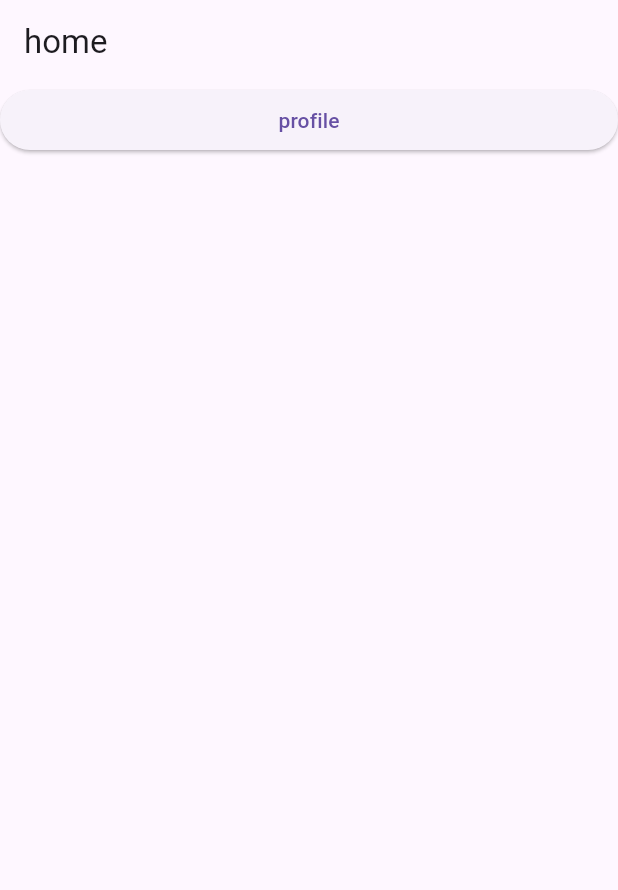
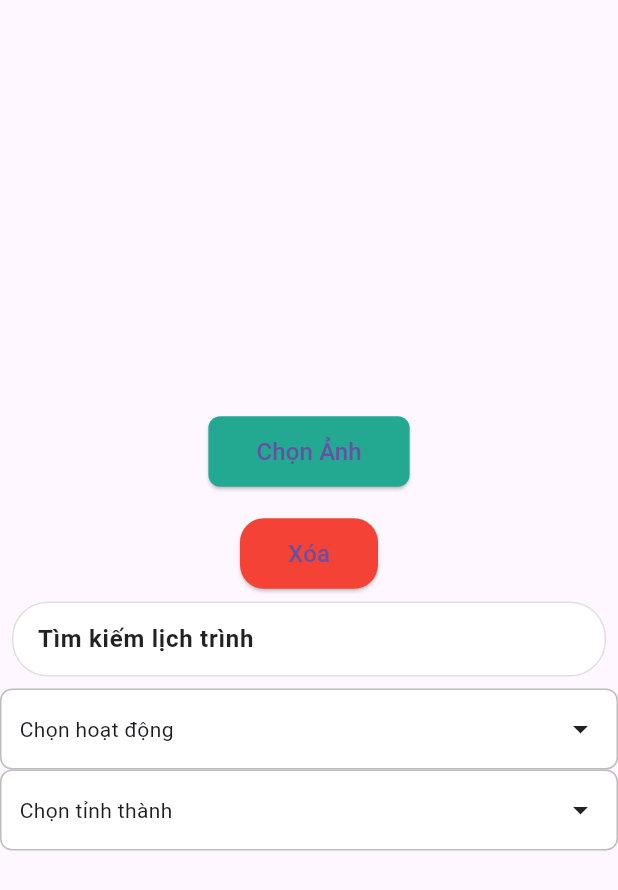
Before and after one commit to nppnam05/booking_tour_flutter, a Flutter app: the screen it shows after launch, on a phone screen of 412 x 824 dp. Shown: the top 890 px of the screen. Run offline on Flutter 3.47's test engine with Material 3 defaults, Android fonts, the phone set to English and light mode, and no system bars; our stand-ins replace cloud_firestore, dartz, dio, equatable, firebase_core, flutter_bloc and 5 more; missing offline and left inert: awesome_dio_interceptor, dart:ffi; accounts and stored records are empty; generated files the repository leaves out were written again.

Commit message:
create widget use for many screen

```diff
--- a/lib/app.dart
+++ b/lib/app.dart
@@ -12,7 +12,7 @@ class MyApp extends StatelessWidget {
       theme: ThemeData(primarySwatch: Colors.blue),
       navigatorKey: AppNavigator.navigatorKey,
       routes: RouteManager.routes,
-      initialRoute: RouteName.home,
+      initialRoute: RouteName.test,
     );
   }
 }
--- a/lib/app/route_manager.dart
+++ b/lib/app/route_manager.dart
@@ -1,5 +1,6 @@
 import 'package:booking_tour_flutter/presentation/home/home_screen.dart';
 import 'package:booking_tour_flutter/presentation/profile/profile_screen.dart';
+import 'package:booking_tour_flutter/presentation/widget_use_for_many_screen/test_button_choose_img_screen.dart';
 import 'package:flutter/material.dart';
 
 class RouteName {
@@ -7,6 +8,7 @@ class RouteName {
 
   static final home = "home";
   static final profile = "profile";
+  static final test = "test";
 }
 
 class RouteManager {
@@ -15,5 +17,6 @@ class RouteManager {
   static final routes = <String, WidgetBuilder>{
     RouteName.home: (context) => HomeScreen(),
     RouteName.profile: (context) => ProfileScreen(),
+    RouteName.test: (context) => TestScreen(),
   };
 }
--- a/lib/main.dart
+++ b/lib/main.dart
@@ -12,9 +12,7 @@ void main() async {
   configureInjectable();
 
   // init firebase
-  await Firebase.initializeApp(
-    options: DefaultFirebaseOptions.currentPlatform,
-  );
+  await Firebase.initializeApp(options: DefaultFirebaseOptions.currentPlatform);
 
   runApp(const MyApp());
 }
--- /dev/null
+++ b/lib/presentation/widget_use_for_many_screen/delete_button_widget.dart
@@ -0,0 +1,32 @@
+import 'package:flutter/material.dart';
+
+class DeleteButtonWidget extends StatelessWidget {
+  final VoidCallback onDelete;
+  final String text;
+  final Color? backgroundColor;
+  final Color? textColor;
+
+  const DeleteButtonWidget({
+    super.key,
+    required this.onDelete,
+    this.text = 'Xóa',
+    this.backgroundColor,
+    this.textColor,
+  });
+
+  @override
+  Widget build(BuildContext context) {
+    return ElevatedButton(
+      onPressed: onDelete,
+      style: ElevatedButton.styleFrom(
+        backgroundColor: backgroundColor ?? Colors.red,
+        padding: const EdgeInsets.symmetric(horizontal: 32, vertical: 12),
+        shape: RoundedRectangleBorder(borderRadius: BorderRadius.circular(16)),
+      ),
+      child: Text(
+        text,
+        style: const TextStyle(fontSize: 16, fontWeight: FontWeight.w500),
+      ),
+    );
+  }
+}
--- /dev/null
+++ b/lib/presentation/widget_use_for_many_screen/pick_image_button/pick_image_button.dart
@@ -0,0 +1,54 @@
+import 'package:flutter/material.dart';
+import 'package:flutter_bloc/flutter_bloc.dart';
+import 'package:image_picker/image_picker.dart';
+import 'pick_image_button_cubit.dart';
+import 'pick_image_button_state.dart';
+
+class PickImageButton extends StatelessWidget {
+  final Function(XFile?) onImagePicked;
+  final ImageSource source;
+  final String text;
+
+  const PickImageButton({
+    super.key,
+    required this.onImagePicked,
+    this.source = ImageSource.gallery,
+    this.text = 'Chọn Ảnh',
+  });
+
+  @override
+  Widget build(BuildContext context) {
+    return BlocProvider(
+      create: (context) => PickImageButtonCubit(),
+      child: BlocConsumer<PickImageButtonCubit, PickImageButtonState>(
+        listener: (context, state) {
+          if (state.error != null) {
+            ScaffoldMessenger.of(
+              context,
+            ).showSnackBar(SnackBar(content: Text(state.error!)));
+          }
+          if (!state.picking && state.file != null) {
+            onImagePicked(state.file);
+          }
+        },
+        builder: (context, state) {
+          final cubit = context.read<PickImageButtonCubit>();
+          return ElevatedButton(
+            onPressed: () => cubit.pickImage(source),
+            style: ElevatedButton.styleFrom(
+              backgroundColor: const Color(0xFF23A892),
+              padding: const EdgeInsets.symmetric(horizontal: 32, vertical: 12),
+              shape: RoundedRectangleBorder(
+                borderRadius: BorderRadius.circular(8),
+              ),
+            ),
+            child: Text(
+              text,
+              style: const TextStyle(fontSize: 16, fontWeight: FontWeight.w500),
+            ),
+          );
+        },
+      ),
+    );
+  }
+}
--- /dev/null
+++ b/lib/presentation/widget_use_for_many_screen/pick_image_button/pick_image_button_cubit.dart
@@ -0,0 +1,19 @@
+import 'package:flutter_bloc/flutter_bloc.dart';
+import 'package:image_picker/image_picker.dart';
+import 'pick_image_button_state.dart';
+
+class PickImageButtonCubit extends Cubit<PickImageButtonState> {
+  final ImagePicker _picker = ImagePicker();
+
+  PickImageButtonCubit() : super(const PickImageButtonState());
+
+  Future<void> pickImage(ImageSource source) async {
+    emit(state.copyWith(picking: true, error: null));
+    try {
+      final XFile? image = await _picker.pickImage(source: source);
+      emit(state.copyWith(picking: false, file: image, error: null));
+    } catch (e) {
+      emit(state.copyWith(picking: false, error: 'Lỗi chọn ảnh'));
+    }
+  }
+}
--- /dev/null
+++ b/lib/presentation/widget_use_for_many_screen/pick_image_button/pick_image_button_state.dart
@@ -0,0 +1,22 @@
+import 'package:image_picker/image_picker.dart';
+
+class PickImageButtonState {
+  final bool picking;
+  final XFile? file;
+  final String? error;
+
+  const PickImageButtonState({this.picking = false, this.file, this.error});
+
+  PickImageButtonState copyWith({
+    bool? picking,
+    XFile? file,
+    String? error,
+    bool clearFile = false,
+  }) {
+    return PickImageButtonState(
+      picking: picking ?? this.picking,
+      file: clearFile ? null : (file ?? this.file),
+      error: error,
+    );
+  }
+}
--- /dev/null
+++ b/lib/presentation/widget_use_for_many_screen/search_bar_widget.dart
@@ -0,0 +1,85 @@
+import 'package:flutter/material.dart';
+
+class SearchBarWidget extends StatefulWidget {
+  final TextEditingController controller;
+  final VoidCallback onClear;
+  final ValueChanged<String>? onChanged;
+  final String hintText;
+
+  const SearchBarWidget({
+    super.key,
+    required this.controller,
+    required this.onClear,
+    this.onChanged,
+    this.hintText = 'Tìm kiếm lịch trình',
+  });
+
+  @override
+  State<SearchBarWidget> createState() => _SearchBarWidgetState();
+}
+
+class _SearchBarWidgetState extends State<SearchBarWidget> {
+  final FocusNode _focusNode = FocusNode();
+
+  @override
+  void initState() {
+    super.initState();
+    widget.controller.addListener(_update);
+  }
+
+  void _update() => setState(() {});
+
+  @override
+  void dispose() {
+    widget.controller.removeListener(_update);
+    _focusNode.dispose();
+    super.dispose();
+  }
+
+  @override
+  Widget build(BuildContext context) {
+    return GestureDetector(
+      onTap: () {
+        _focusNode.unfocus();
+      },
+      child: Container(
+        padding: const EdgeInsets.all(8),
+        child: Container(
+          decoration: BoxDecoration(
+            color: Colors.white,
+            borderRadius: BorderRadius.circular(24),
+            border: Border.all(color: Colors.grey.shade300),
+          ),
+          child: Row(
+            children: [
+              const SizedBox(width: 16),
+              Expanded(
+                child: TextField(
+                  focusNode: _focusNode,
+                  controller: widget.controller,
+                  onChanged: widget.onChanged,
+                  style: const TextStyle(fontWeight: FontWeight.w600),
+                  decoration: InputDecoration(
+                    hintText: widget.hintText,
+                    hintStyle: const TextStyle(
+                      fontWeight: FontWeight.w600,
+                      color: Colors.black87,
+                    ),
+                    border: InputBorder.none,
+                  ),
+                ),
+              ),
+              if (widget.controller.text.isNotEmpty)
+                IconButton(
+                  onPressed: widget.onClear,
+                  icon: const Icon(Icons.close, size: 18),
+                )
+              else
+                const SizedBox(width: 12),
+            ],
+          ),
+        ),
+      ),
+    );
+  }
+}
--- /dev/null
+++ b/lib/presentation/widget_use_for_many_screen/spiner_widget/dropdown_widget.dart
@@ -0,0 +1,71 @@
+import 'package:booking_tour_flutter/presentation/widget_use_for_many_screen/spiner_widget/select_dialog/select_dialog.dart';
+import 'package:booking_tour_flutter/presentation/widget_use_for_many_screen/spiner_widget/select_dialog/select_dialog_cubit.dart';
+import 'package:flutter/material.dart';
+
+class CustomSelectPopup extends StatefulWidget {
+  final String title;
+  final List<String> options;
+  final SelectMode mode;
+  final ValueChanged<List<String>> onChanged;
+
+  const CustomSelectPopup({
+    super.key,
+    required this.title,
+    required this.options,
+    required this.onChanged,
+    this.mode = SelectMode.single,
+  });
+
+  @override
+  State<CustomSelectPopup> createState() => _CustomSelectPopupState();
+}
+
+class _CustomSelectPopupState extends State<CustomSelectPopup> {
+  List<String> selectedItems = [];
+
+  Future<void> _openPopup() async {
+    final result = await showDialog<List<String>>(
+      context: context,
+      builder:
+          (context) => SelectDialog(
+            title: widget.title,
+            options: widget.options,
+            mode: widget.mode,
+            initialSelected: selectedItems,
+          ),
+    );
+
+    if (result != null) {
+      setState(() => selectedItems = result);
+      widget.onChanged(result);
+    }
+  }
+
+  @override
+  Widget build(BuildContext context) {
+    final displayText =
+        selectedItems.isEmpty
+            ? 'Chọn ${widget.title.toLowerCase()}'
+            : selectedItems.join(', ');
+
+    return InkWell(
+      onTap: _openPopup,
+      borderRadius: BorderRadius.circular(8),
+      child: Container(
+        padding: const EdgeInsets.symmetric(horizontal: 12, vertical: 14),
+        decoration: BoxDecoration(
+          border: Border.all(color: Colors.grey.shade400),
+          borderRadius: BorderRadius.circular(8),
+          color: Colors.white,
+        ),
+        child: Row(
+          mainAxisAlignment: MainAxisAlignment.spaceBetween,
+          children: [
+            Expanded(child: Text(displayText)),
+            const Icon(Icons.arrow_drop_down),
+          ],
+        ),
+      ),
+    );
+  }
+}
--- /dev/null
+++ b/lib/presentation/widget_use_for_many_screen/test_button_choose_img_screen.dart
@@ -0,0 +1,91 @@
+import 'dart:io';
+
+import 'package:booking_tour_flutter/presentation/widget_use_for_many_screen/delete_button_widget.dart';
+import 'package:booking_tour_flutter/presentation/widget_use_for_many_screen/spiner_widget/dropdown_widget.dart';
+import 'package:booking_tour_flutter/presentation/widget_use_for_many_screen/pick_image_button/pick_image_button.dart';
+import 'package:booking_tour_flutter/presentation/widget_use_for_many_screen/search_bar_widget.dart';
+import 'package:booking_tour_flutter/presentation/widget_use_for_many_screen/spiner_widget/select_dialog/select_dialog_cubit.dart';
+import 'package:flutter/material.dart';
+import 'package:image_picker/image_picker.dart';
+
+class TestScreen extends StatefulWidget {
+  const TestScreen({super.key});
+
+  @override
+  State<TestScreen> createState() => _TestScreenState();
+}
+
+class _TestScreenState extends State<TestScreen> {
+  XFile? selectedImage;
+  List<String> selectedProvinces = [];
+  final TextEditingController _controller = TextEditingController();
+  @override
+  Widget build(BuildContext context) {
+    return Scaffold(
+      body: Center(
+        child: Column(
+          mainAxisAlignment: MainAxisAlignment.center,
+          children: [
+            if (selectedImage != null)
+              Image.file(File(selectedImage!.path), height: 200),
+            SizedBox(height: 20),
+            PickImageButton(
+              text: 'Chọn Ảnh',
+              onImagePicked: (image) {
+                if (image != null) {
+                  setState(() => selectedImage = image);
+                }
+              },
+            ),
+            SizedBox(height: 20),
+            DeleteButtonWidget(
+              onDelete: () {
+                //TODO: truyền 1 cái callback vào để xóa gì đó
+              },
+            ),
+
+            SearchBarWidget(
+              controller: _controller,
+              onChanged: (value) {
+                // TODO: Xử lý khi giá trị trong ô tìm kiếm thay đổi
+              },
+              onClear: () {
+                _controller.clear();
+              },
+            ),
+
+            CustomSelectPopup(
+              title: 'Hoạt động',
+              options: [
+                'Quảng Ninh',
+                'Hồ Chí Minh',
+                'Vũng Tàu',
+                'Hà Nội',
+                'Huế',
+              ],
+              onChanged: (values) {
+                debugPrint('Đã chọn: $values');
+              },
+            ),
+            CustomSelectPopup(
+              title: 'Tỉnh Thành',
+              options: const [
+                'Quảng Ninh',
+                'Hồ Chí Minh',
+                'Vũng Tàu',
+                'Hà Nội',
+                'Huế',
+                'Đà Nẵng',
+                'Bình Dương',
+              ],
+              mode: SelectMode.multiple,
+              onChanged: (values) {
+                setState(() => selectedProvinces = values);
+              },
+            ),
+          ],
+        ),
+      ),
+    );
+  }
+}
--- a/pubspec.yaml
+++ b/pubspec.yaml
@@ -48,6 +48,7 @@ dependencies:
   injectable_generator: ^2.9.0
   retrofit_generator: ^10.0.6
   dartz: ^0.10.1
+  image_picker: ^1.2.0
 
 dev_dependencies:
   flutter_test:
```
Also changed, not shown: lib/presentation/widget_use_for_many_screen/spiner_widget/select_dialog/select_dialog.dart (added, +131 -0 lines), lib/presentation/widget_use_for_many_screen/spiner_widget/select_dialog/select_dialog_cubit.dart (added, +48 -0 lines), lib/presentation/widget_use_for_many_screen/spiner_widget/select_dialog/select_dialog_state.dart (added, +48 -0 lines), lib/firebase_options.dart, pubspec.lock, 6 other files.
